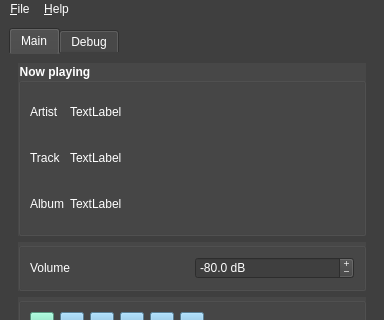
This is pyyamamainwindow.ui in jaakkojulin/pyyama as Qt 5 draws it before an edit; both pictures show x 0 to 384 and y 0 to 320 of the 384 by 534 pixel window. The edited form follows.
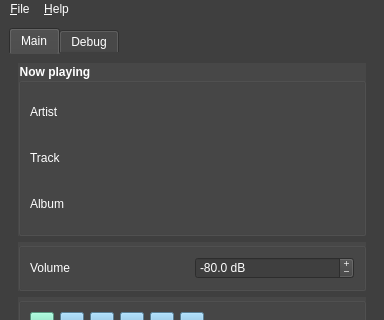
This is the edited form. Icons and pictures are not drawn.

Commit message: Connect and disconnect now possible while running.

What changed in the file:
```diff
--- a/pyyamamainwindow.ui
+++ b/pyyamamainwindow.ui
@@ -22,6 +22,11 @@
 background-color: rgb(63, 63, 63);
 color: white;
 border-color: rgb(127, 127, 127);
+}
+
+QWidget:disabled {
+
+color: rgb(127, 127, 127)
 }</string>
   </property>
   <widget class="QWidget" name="centralwidget">
@@ -95,7 +100,7 @@
               </size>
              </property>
              <property name="text">
-              <string>TextLabel</string>
+              <string/>
              </property>
              <property name="wordWrap">
               <bool>true</bool>
@@ -137,7 +142,7 @@
               </size>
              </property>
              <property name="text">
-              <string>TextLabel</string>
+              <string/>
              </property>
             </widget>
            </item>
@@ -150,7 +155,7 @@
               </size>
              </property>
              <property name="text">
-              <string>TextLabel</string>
+              <string/>
              </property>
              <property name="wordWrap">
               <bool>true</bool>
```
Left out of the diff: 25 changed lines with no effect on the pictures. The commit also changes 2 other files.
